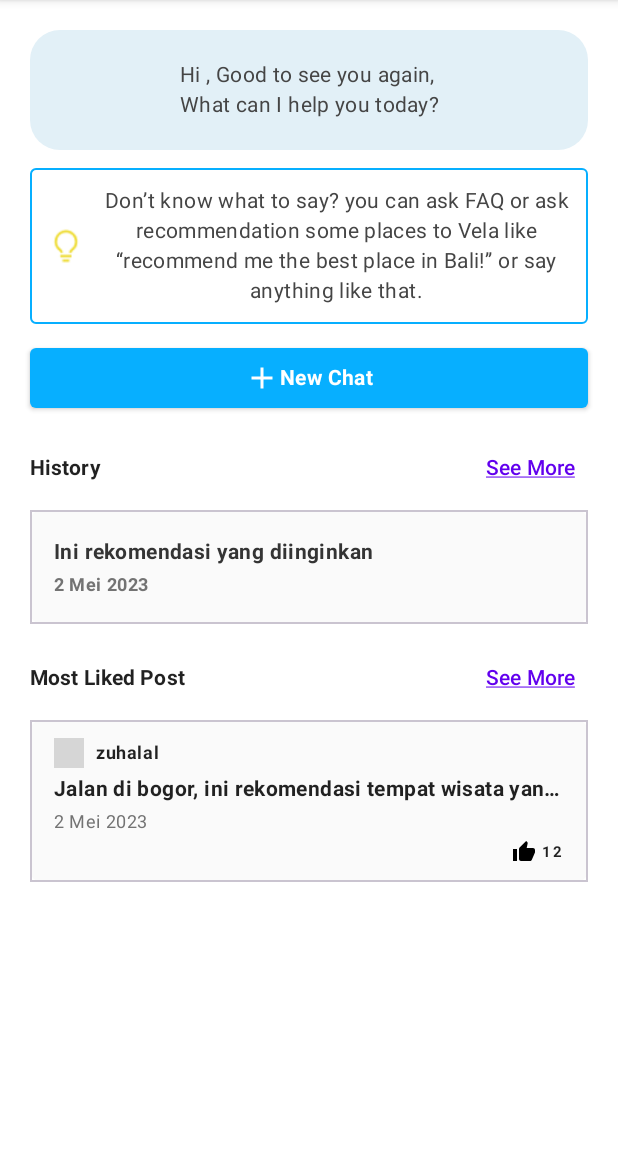
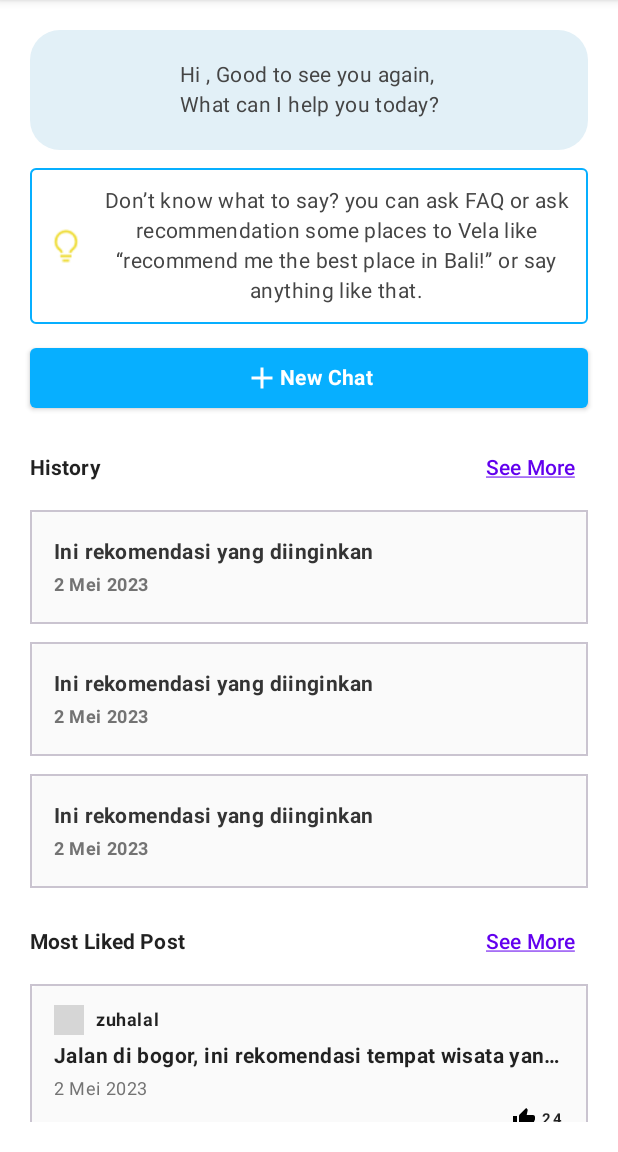
Before and after one commit to travelah/travelah-app, an Android app built with Jetpack Compose: the MainActivity screen opened directly, with no data from a screen before it, on a phone screen of 412 x 824 dp, the part 84-1236 px from its top. Run offline under Robolectric (Android 15) with nearby library versions, the phone set to English and light mode, and no system bars; our stand-ins replace livedata-compose; pictures from the network do not load; 1 statement that could not run was skipped; grey boxes are pictures that could not be loaded.

Commit message:
refactor: home card to elements

```diff
--- a/app/src/main/java/com/travelah/travelahapp/ui/components/contents/HomeContent.kt
+++ b/app/src/main/java/com/travelah/travelahapp/ui/components/contents/HomeContent.kt
@@ -8,15 +8,14 @@ import androidx.compose.runtime.Composable
 import androidx.compose.ui.Alignment
 import androidx.compose.ui.Modifier
 import androidx.compose.ui.graphics.Color
-import androidx.compose.ui.layout.ContentScale
 import androidx.compose.ui.res.painterResource
 import androidx.compose.ui.res.stringResource
 import androidx.compose.ui.text.font.FontWeight
 import androidx.compose.ui.text.style.TextAlign
-import androidx.compose.ui.text.style.TextOverflow
 import androidx.compose.ui.unit.dp
-import coil.compose.AsyncImage
 import com.travelah.travelahapp.R
+import com.travelah.travelahapp.ui.components.elements.HistoryChatCardHome
+import com.travelah.travelahapp.ui.components.elements.PostCardHome
 import com.travelah.travelahapp.ui.components.elements.SubHeaderHome
 
 @Composable
@@ -101,7 +100,6 @@ fun HomeContent(
                     )
                 }
 
-//              history section
                 Column(
                     verticalArrangement = Arrangement.spacedBy(
                         4.dp,
@@ -109,37 +107,21 @@ fun HomeContent(
                     )
                 ) {
                     SubHeaderHome(title = stringResource(R.string.history), onClick = {})
-                    Box(
-                        modifier = Modifier
-                            .height(76.dp)
-                            .fillMaxWidth()
-                            .background(color = Color(0xFFFAFAFA), shape = RoundedCornerShape(8.dp))
-                            .border(width = 1.dp, color = Color(0xFFCAC4D0))
-                            .padding(vertical = 12.dp, horizontal = 16.dp),
+                    Column(
+                        verticalArrangement = Arrangement.spacedBy(12.dp)
                     ) {
-                        Column(
-                            verticalArrangement = Arrangement.spacedBy(
-                                4.dp,
-                                Alignment.CenterVertically
-                            ), modifier = Modifier.fillMaxHeight()
-                        ) {
-                            Text(
-                                text = "Ini rekomendasi yang diinginkan",
-                                color = Color(0xFF343434),
-                                style = MaterialTheme.typography.body2.copy(
-                                    fontWeight = FontWeight.Bold
-                                ),
-                                maxLines = 1, overflow = TextOverflow.Ellipsis
-                            )
-                            Text(
-                                "2 Mei 2023",
-                                color = Color(0xFF737373),
-                                style = MaterialTheme.typography.caption.copy(
-                                    fontWeight = FontWeight.Bold
-                                ),
-                                maxLines = 1, overflow = TextOverflow.Ellipsis
-                            )
-                        }
+                        HistoryChatCardHome(
+                            latestChat = "Ini rekomendasi yang diinginkan",
+                            date = "2 Mei 2023"
+                        )
+                        HistoryChatCardHome(
+                            latestChat = "Ini rekomendasi yang diinginkan",
+                            date = "2 Mei 2023"
+                        )
+                        HistoryChatCardHome(
+                            latestChat = "Ini rekomendasi yang diinginkan",
+                            date = "2 Mei 2023"
+                        )
                     }
                 }
 
@@ -150,70 +132,27 @@ fun HomeContent(
                     )
                 ) {
                     SubHeaderHome(title = stringResource(R.string.most_liked_post), onClick = {})
-                    Box(
-                        modifier = Modifier
-                            .height(108.dp)
-                            .fillMaxWidth()
-                            .background(color = Color(0xFFFAFAFA), shape = RoundedCornerShape(8.dp))
-                            .border(width = 1.dp, color = Color(0xFFCAC4D0))
-                            .padding(vertical = 8.dp, horizontal = 16.dp)
+                    Column(
+                        verticalArrangement = Arrangement.spacedBy(12.dp)
                     ) {
-                        Column(
-                            verticalArrangement = Arrangement.spacedBy(
-                                4.dp,
-                                Alignment.CenterVertically
-                            ),
-                            modifier = Modifier.fillMaxHeight()
-                        ) {
-                            Row(
-                                horizontalArrangement = Arrangement.spacedBy(8.dp),
-                                verticalAlignment = Alignment.CenterVertically
-                            ) {
-                                AsyncImage(
-                                    model = stringResource(id = R.string.profile_picture_link),
-                                    contentDescription = stringResource(R.string.profile_image_content_desc),
-                                    contentScale = ContentScale.Crop,
-                                    placeholder = painterResource(id = R.drawable.ic_baseline_person_24),
-                                    modifier = Modifier.size(20.dp)
-                                )
-                                Text(
-                                    "zuhalal",
-                                    style = MaterialTheme.typography.caption.copy(
-                                        fontWeight = FontWeight.Bold
-                                    ),
-                                    maxLines = 1, overflow = TextOverflow.Ellipsis
-                                )
-                            }
-                            Text(
-                                "Jalan di bogor, ini rekomendasi tempat wisata yang keren banget",
-                                style = MaterialTheme.typography.body2.copy(
-                                    fontWeight = FontWeight.Bold
-                                ),
-                                maxLines = 1, overflow = TextOverflow.Ellipsis
-                            )
-                            Text(
-                                "2 Mei 2023",
-                                style = MaterialTheme.typography.caption.copy(
-                                    color = Color(0xFF737373)
-                                ),
-                            )
-                            Row(
-                                horizontalArrangement = Arrangement.spacedBy(4.dp, Alignment.End),
-                                verticalAlignment = Alignment.CenterVertically,
-                                modifier = Modifier.fillMaxWidth()
-                            ) {
-                                Image(
-                                    painter = painterResource(id = R.drawable.ic_baseline_thumb_up_24),
-                                    contentDescription = stringResource(R.string.tips),
-                                    modifier = Modifier.size(16.dp)
-                                )
-                                Text(
-                                    "12", style = MaterialTheme.typography.overline.copy(
-                                        fontWeight = FontWeight.Bold
-                                    )
-                                )
-                            }
-                        }
+                        PostCardHome(
+                            username = "zuhalal",
+                            title = "Jalan di bogor, ini rekomendasi tempat wisata yang keren banget",
+                            date = "2 Mei 2023",
+                            likeCount = 24
+                        )
+                        PostCardHome(
+                            username = "zuhalal",
+                            title = "Jalan di bogor, ini rekomendasi tempat wisata yang keren banget",
+                            date = "2 Mei 2023",
+                            likeCount = 24
+                        )
+                        PostCardHome (
+                            username = "zuhalal",
+                            title = "Jalan di bogor, ini rekomendasi tempat wisata yang keren banget",
+                            date = "2 Mei 2023",
+                            likeCount = 24
+                        )
                     }
                 }
             }
--- /dev/null
+++ b/app/src/main/java/com/travelah/travelahapp/ui/components/elements/HistoryChatCardHome.kt
@@ -0,0 +1,55 @@
+package com.travelah.travelahapp.ui.components.elements
+
+import androidx.compose.foundation.background
+import androidx.compose.foundation.border
+import androidx.compose.foundation.layout.*
+import androidx.compose.foundation.shape.RoundedCornerShape
+import androidx.compose.material.MaterialTheme
+import androidx.compose.material.Text
+import androidx.compose.runtime.Composable
+import androidx.compose.ui.Alignment
+import androidx.compose.ui.Modifier
+import androidx.compose.ui.graphics.Color
+import androidx.compose.ui.text.font.FontWeight
+import androidx.compose.ui.text.style.TextOverflow
+import androidx.compose.ui.unit.dp
+
+@Composable
+fun HistoryChatCardHome(
+    latestChat: String,
+    date: String,
+    modifier: Modifier = Modifier
+) {
+    Box(
+        modifier = modifier
+            .height(76.dp)
+            .fillMaxWidth()
+            .background(color = Color(0xFFFAFAFA), shape = RoundedCornerShape(8.dp))
+            .border(width = 1.dp, color = Color(0xFFCAC4D0))
+            .padding(vertical = 12.dp, horizontal = 16.dp),
+    ) {
+        Column(
+            verticalArrangement = Arrangement.spacedBy(
+                4.dp,
+                Alignment.CenterVertically
+            ), modifier = Modifier.fillMaxHeight()
+        ) {
+            Text(
+                text = latestChat,
+                color = Color(0xFF343434),
+                style = MaterialTheme.typography.body2.copy(
+                    fontWeight = FontWeight.Bold
+                ),
+                maxLines = 1, overflow = TextOverflow.Ellipsis
+            )
+            Text(
+                date,
+                color = Color(0xFF737373),
+                style = MaterialTheme.typography.caption.copy(
+                    fontWeight = FontWeight.Bold
+                ),
+                maxLines = 1, overflow = TextOverflow.Ellipsis
+            )
+        }
+    }
+}
--- /dev/null
+++ b/app/src/main/java/com/travelah/travelahapp/ui/components/elements/PostCardHome.kt
@@ -0,0 +1,96 @@
+package com.travelah.travelahapp.ui.components.elements
+
+import androidx.compose.foundation.Image
+import androidx.compose.foundation.background
+import androidx.compose.foundation.border
+import androidx.compose.foundation.layout.*
+import androidx.compose.foundation.shape.RoundedCornerShape
+import androidx.compose.material.MaterialTheme
+import androidx.compose.material.Text
+import androidx.compose.runtime.Composable
+import androidx.compose.ui.Alignment
+import androidx.compose.ui.Modifier
+import androidx.compose.ui.graphics.Color
+import androidx.compose.ui.layout.ContentScale
+import androidx.compose.ui.res.painterResource
+import androidx.compose.ui.res.stringResource
+import androidx.compose.ui.text.font.FontWeight
+import androidx.compose.ui.text.style.TextOverflow
+import androidx.compose.ui.unit.dp
+import coil.compose.AsyncImage
+import com.travelah.travelahapp.R
+
+@Composable
+fun PostCardHome(
+    username: String,
+    title:String,
+    date: String,
+    likeCount: Int,
+    modifier: Modifier = Modifier
+) {
+    Box(
+        modifier = modifier
+            .height(112.dp)
+            .fillMaxWidth()
+            .background(color = Color(0xFFFAFAFA), shape = RoundedCornerShape(8.dp))
+            .border(width = 1.dp, color = Color(0xFFCAC4D0))
+            .padding(vertical = 8.dp, horizontal = 16.dp),
+    ) {
+        Column(
+            verticalArrangement = Arrangement.spacedBy(
+                4.dp,
+                Alignment.CenterVertically
+            ),
+            modifier = Modifier.fillMaxHeight()
+        ) {
+            Row(
+                horizontalArrangement = Arrangement.spacedBy(8.dp),
+                verticalAlignment = Alignment.CenterVertically
+            ) {
+                AsyncImage(
+                    model = stringResource(id = R.string.profile_picture_link),
+                    contentDescription = stringResource(R.string.profile_image_content_desc),
+                    contentScale = ContentScale.Crop,
+                    placeholder = painterResource(id = R.drawable.ic_baseline_person_24),
+                    modifier = Modifier.size(20.dp)
+                )
+                Text(
+                    username,
+                    style = MaterialTheme.typography.caption.copy(
+                        fontWeight = FontWeight.Bold
+                    ),
+                    maxLines = 1, overflow = TextOverflow.Ellipsis
+                )
+            }
+            Text(
+                title,
+                style = MaterialTheme.typography.body2.copy(
+                    fontWeight = FontWeight.Bold
+                ),
+                maxLines = 1, overflow = TextOverflow.Ellipsis
+            )
+            Text(
+                date,
+                style = MaterialTheme.typography.caption.copy(
+                    color = Color(0xFF737373)
+                ),
+            )
+            Row(
+                horizontalArrangement = Arrangement.spacedBy(4.dp, Alignment.End),
+                verticalAlignment = Alignment.CenterVertically,
+                modifier = Modifier.fillMaxWidth()
+            ) {
+                Image(
+                    painter = painterResource(id = R.drawable.ic_baseline_thumb_up_24),
+                    contentDescription = stringResource(R.string.tips),
+                    modifier = Modifier.size(16.dp)
+                )
+                Text(
+                    likeCount.toString(), style = MaterialTheme.typography.overline.copy(
+                        fontWeight = FontWeight.Bold
+                    )
+                )
+            }
+        }
+    }
+}
```
